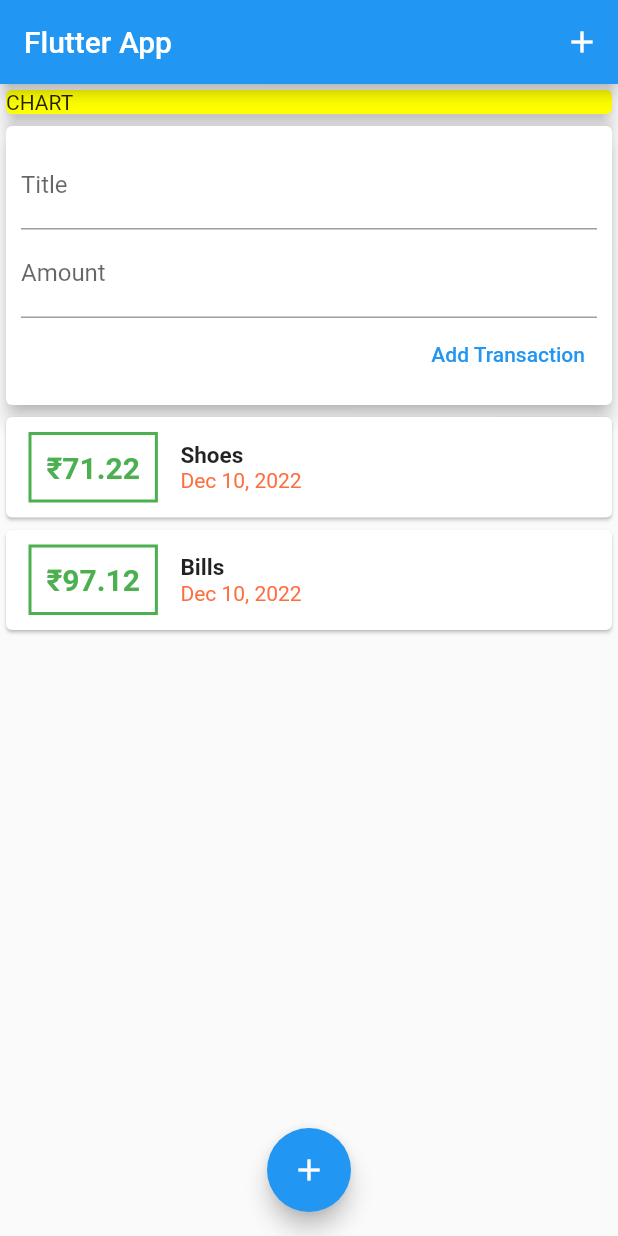
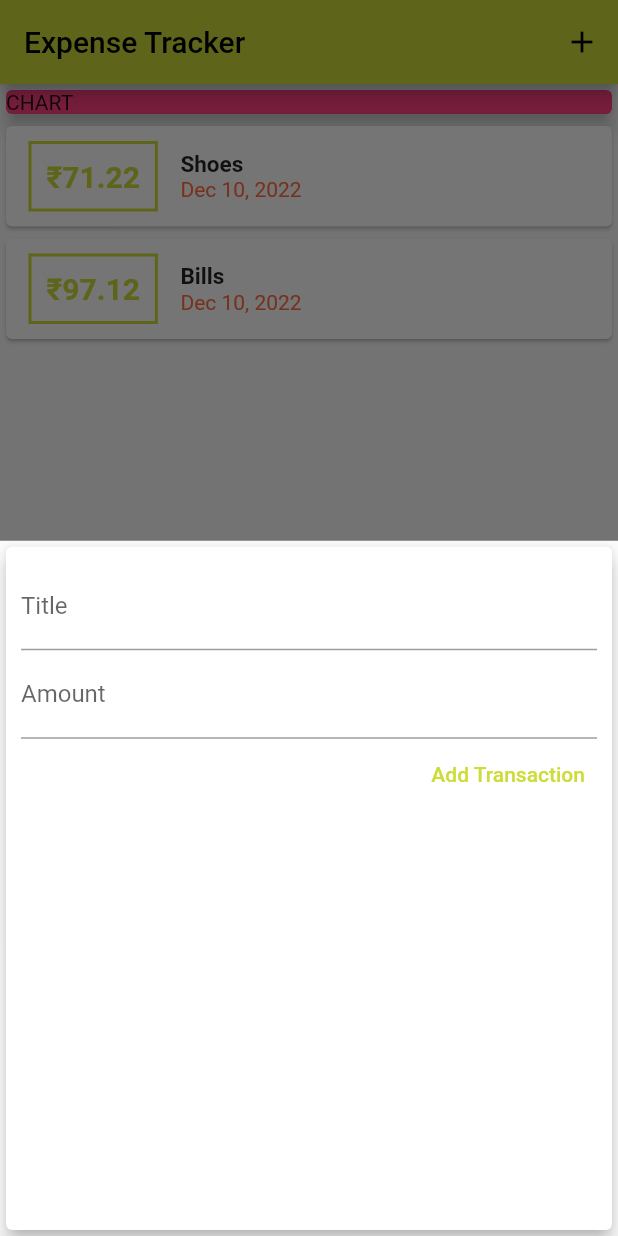
Before and after one commit to ArpanManna98/expense_tracker, a Flutter app: the screen it shows after launch, after a tap on the "add" icon, on a phone screen of 412 x 824 dp. Run offline on Flutter 3.47's test engine with Material 2 defaults, Android fonts, the phone set to English and light mode, and no system bars.

Commit message:
theme added

```diff
--- a/lib/main.dart
+++ b/lib/main.dart
@@ -1,4 +1,6 @@
-import './widgets/user_transactions.dart';
+import './widgets/new_transaction.dart';
+import './models/transaction.dart';
+import './widgets/transaction_list.dart';
 import 'package:flutter/material.dart';
 
 void main() => runApp(MyApp());
@@ -7,26 +9,70 @@ class MyApp extends StatelessWidget {
   @override
   Widget build(BuildContext context) {
     return MaterialApp(
-      title: 'Flutterapp',
+      title: 'Expense Tracker',
+      theme: ThemeData(
+          primarySwatch: Colors.lime, accentColor: Colors.greenAccent),
       home: MyHomePage(),
     );
   }
 }
 
-class MyHomePage extends StatelessWidget {
+class MyHomePage extends StatefulWidget {
+  @override
+  State<MyHomePage> createState() => _MyHomePageState();
+}
+
+class _MyHomePageState extends State<MyHomePage> {
   //String titleInput;
-  //String amountInput;
-  final titleController = TextEditingController();
-  final amountController = TextEditingController();
+
+  final List<Transaction> _useTransaction = [
+    Transaction(
+      id: 't1',
+      title: 'Shoes',
+      amount: 71.22,
+      date: DateTime.now(),
+    ),
+    Transaction(
+      id: 't2',
+      title: 'Bills',
+      amount: 97.12,
+      date: DateTime.now(),
+    ),
+  ];
+
+  void _addNewTransaction(String txTitle, double txAmount) {
+    final newTx = Transaction(
+      id: DateTime.now().toString(),
+      title: txTitle,
+      amount: txAmount,
+      date: DateTime.now(),
+    );
+    setState(() {
+      _useTransaction.add(newTx);
+    });
+  }
+
+  void _startAddNewTransaction(BuildContext ctx) {
+    showModalBottomSheet(
+      context: ctx,
+      builder: (_) {
+        return GestureDetector(
+          onTap: () {},
+          behavior: HitTestBehavior.opaque,
+          child: NewTransaction(_addNewTransaction),
+        );
+      },
+    );
+  }
 
   @override
   Widget build(BuildContext context) {
     return Scaffold(
       appBar: AppBar(
-        title: Text("Flutter App"),
+        title: Text("Expense Tracker"),
         actions: [
           IconButton(
-            onPressed: (() {}),
+            onPressed: () => _startAddNewTransaction(context),
             icon: Icon(Icons.add),
           ),
         ],
@@ -39,19 +85,19 @@ class MyHomePage extends StatelessWidget {
             Container(
               width: double.infinity,
               child: Card(
-                color: Colors.yellowAccent,
+                color: Colors.pinkAccent,
                 child: Text('CHART'),
                 elevation: 5,
               ),
             ),
-            UserTransactions()
+            TransactionList(_useTransaction),
           ],
         ),
       ),
       floatingActionButtonLocation: FloatingActionButtonLocation.centerFloat,
       floatingActionButton: FloatingActionButton(
         child: Icon(Icons.add),
-        onPressed: () {},
+        onPressed: () => _startAddNewTransaction(context),
       ),
     );
   }
--- a/lib/widgets/new_transaction.dart
+++ b/lib/widgets/new_transaction.dart
@@ -1,10 +1,18 @@
 import 'package:flutter/material.dart';
 
-class NewTransaction extends StatelessWidget {
+class NewTransaction extends StatefulWidget {
   final Function addTx;
+
+  NewTransaction(this.addTx);
+
+  @override
+  State<NewTransaction> createState() => _NewTransactionState();
+}
+
+class _NewTransactionState extends State<NewTransaction> {
   final titleController = TextEditingController();
+
   final amountController = TextEditingController();
-  NewTransaction(this.addTx);
 
   void submitDATA() {
     final enteredTitle = titleController.text;
@@ -13,7 +21,8 @@ class NewTransaction extends StatelessWidget {
     if (enteredTitle.isEmpty || enteredAmount <= 0) {
       return;
     }
-    addTx(enteredTitle, enteredAmount);
+    widget.addTx(enteredTitle, enteredAmount);
+    Navigator.of(context).pop();
   }
 
   @override
--- a/lib/widgets/transaction_list.dart
+++ b/lib/widgets/transaction_list.dart
@@ -21,7 +21,7 @@ class TransactionList extends StatelessWidget {
                   ),
                   decoration: BoxDecoration(
                     border: Border.all(
-                      color: Colors.green,
+                      color: Theme.of(context).primaryColor,
                       width: 2,
                     ),
                   ),
@@ -31,7 +31,7 @@ class TransactionList extends StatelessWidget {
                     style: TextStyle(
                       fontWeight: FontWeight.bold,
                       fontSize: 20,
-                      color: Colors.green,
+                      color: Theme.of(context).primaryColor,
                     ),
                   ),
                 ),
--- a/lib/widgets/user_transactions.dart
+++ /dev/null
@@ -1,48 +0,0 @@
-import 'package:flutter/material.dart';
-import './new_transaction.dart';
-import './transaction_list.dart';
-import '../models/transaction.dart';
-
-class UserTransactions extends StatefulWidget {
-  @override
-  State<UserTransactions> createState() => _UserTransactionsState();
-}
-
-class _UserTransactionsState extends State<UserTransactions> {
-  final List<Transaction> _useTransaction = [
-    Transaction(
-      id: 't1',
-      title: 'Shoes',
-      amount: 71.22,
-      date: DateTime.now(),
-    ),
-    Transaction(
-      id: 't2',
-      title: 'Bills',
-      amount: 97.12,
-      date: DateTime.now(),
-    ),
-  ];
-
-  void _addNewTransaction(String txTitle, double txAmount) {
-    final newTx = Transaction(
-      id: DateTime.now().toString(),
-      title: txTitle,
-      amount: txAmount,
-      date: DateTime.now(),
-    );
-    setState(() {
-      _useTransaction.add(newTx);
-    });
-  }
-
-  @override
-  Widget build(BuildContext context) {
-    return Column(
-      children: <Widget>[
-        NewTransaction(_addNewTransaction),
-        TransactionList(_useTransaction),
-      ],
-    );
-  }
-}
```
Also changed, not shown: assets/fonts/OpenSans-Bold.ttf (added), assets/fonts/OpenSans-Regular.ttf (added), assets/fonts/Quicksand-Bold.ttf (added), assets/fonts/Quicksand-Light.ttf (added), assets/fonts/Quicksand-Medium.ttf (added), assets/fonts/Quicksand-Regular.ttf (added).
